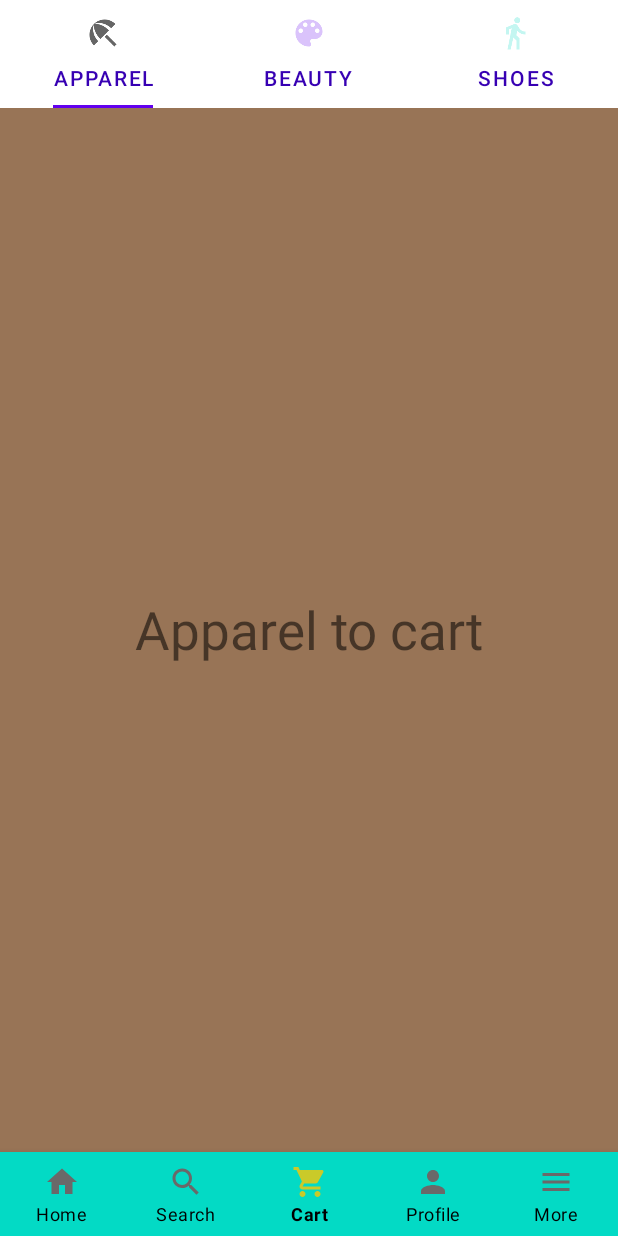
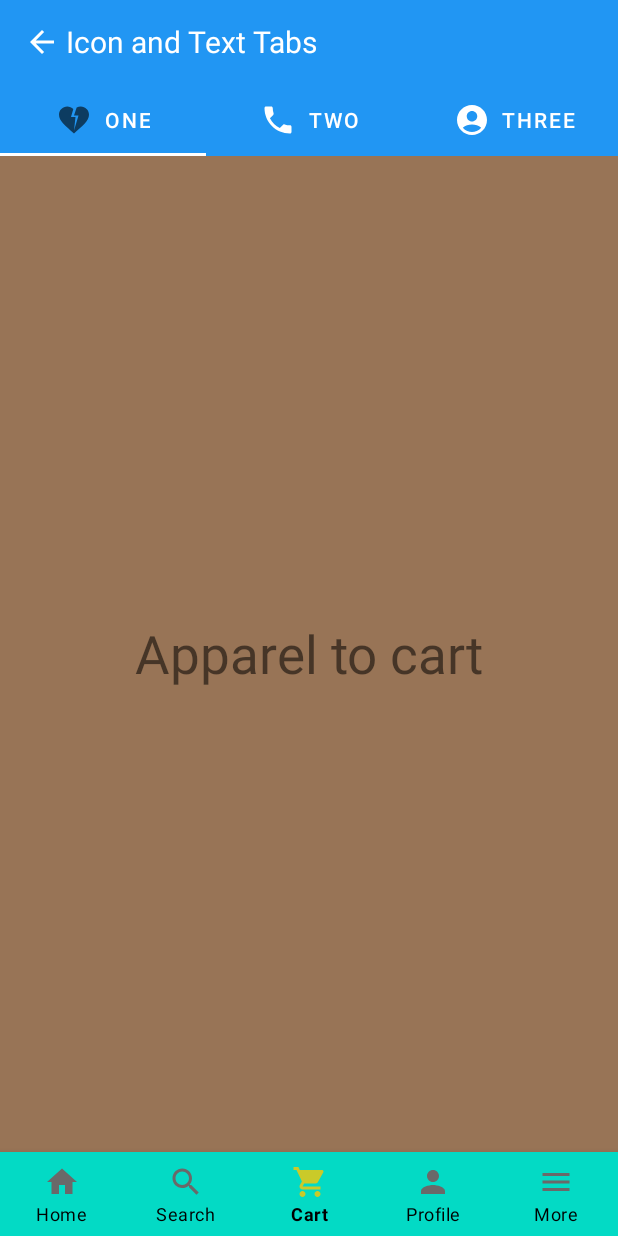
Before and after one commit to SBoyakhchyan/BottomNavBar, an Android app: the screen it shows after launch (MainActivity), item 3 of the bottom bar chosen, on a phone screen of 412 x 824 dp. Run offline under Robolectric (Android 15) with nearby library versions, the phone set to English and light mode, and no system bars.

Commit message:
new added tablayouts, and toolbar

```diff
--- a/app/src/main/AndroidManifest.xml
+++ b/app/src/main/AndroidManifest.xml
@@ -3,6 +3,7 @@
     package="com.example.bottomnavbar">
 
     <application
+
         android:allowBackup="true"
         android:icon="@mipmap/ic_launcher"
         android:label="@string/app_name"
--- a/app/src/main/java/com/example/bottomnavbar/MainActivity.kt
+++ b/app/src/main/java/com/example/bottomnavbar/MainActivity.kt
@@ -2,6 +2,7 @@ package com.example.bottomnavbar
 
 import android.os.Bundle
 import androidx.appcompat.app.AppCompatActivity
+import androidx.appcompat.widget.Toolbar
 import androidx.fragment.app.Fragment
 import com.example.bottomnavbar.fragments.*
 import com.google.android.material.bottomnavigation.BottomNavigationView
--- a/app/src/main/java/com/example/bottomnavbar/fragments/CartFragment.kt
+++ b/app/src/main/java/com/example/bottomnavbar/fragments/CartFragment.kt
@@ -28,7 +28,8 @@ class CartFragment : Fragment() {
         container: ViewGroup?,
         savedInstanceState: Bundle?
     ): View? {
-        val view = inflater.inflate(R.layout.fragment_cart, container, false)
+        //val view = inflater.inflate(R.layout.activity_main, container, false)
+        val view = inflater.inflate(R.layout.activity_main_new, container, false)
         return view
     }
 
@@ -41,47 +42,84 @@ class CartFragment : Fragment() {
     }
 
     private fun initView() {
-        tabLayout = requireView().findViewById(R.id.tl_fragment_tabs)
-        pager = requireView().findViewById(R.id.vp_fragment_viewpager)
+        tabLayout = requireView().findViewById(R.id.new_tab_layout)
+        pager = requireView().findViewById(R.id.new_view_pager)
     }
 
     private fun initTabLayout() {
         TabLayoutMediator(tabLayout, pager) { tab, position ->
             when (position) {
                 0 -> {
-                    tab.text = getString(R.string.tab_text_apparel)
-                    tab.setIcon(R.drawable.ic_apparel)
-                    tab.icon?.setTint(ContextCompat.getColor(requireContext(), R.color.teal_700))
+                    tab.text = getString(R.string.one_tab)
+                    tab.setIcon(R.drawable.ic_heart_broken)
+                    tab.icon?.setTint(ContextCompat.getColor(requireContext(), R.color.white))
                 }
                 1 -> {
-                    tab.text = getString(R.string.tab_text_beauty)
-                    tab.setIcon(R.drawable.ic_beauty)
-                    tab.icon?.setTint(ContextCompat.getColor(requireContext(), R.color.purple_500))
-                    tab.icon?.alpha = 60
+                    tab.text = getString(R.string.two_tab)
+                    tab.setIcon(R.drawable.ic_phone)
+                    tab.icon?.setTint(ContextCompat.getColor(requireContext(), R.color.white))
                 }
                 2 -> {
-                    tab.text = getString(R.string.tab_text_shoes)
-                    tab.setIcon(R.drawable.ic_shoes)
-                    tab.icon?.setTint(ContextCompat.getColor(requireContext(), R.color.teal_200))
-                    tab.icon?.alpha = 60
-
+                    tab.text = getString(R.string.three_tab)
+                    tab.setIcon(R.drawable.ic_account)
+                    tab.icon?.setTint(ContextCompat.getColor(requireContext(), R.color.white))
                 }
             }
         }.attach()
-
-        tabLayout.addOnTabSelectedListener(object : TabLayout.OnTabSelectedListener {
-            override fun onTabSelected(tab: TabLayout.Tab) {
-                tab.icon?.alpha = 250
-            }
-
-            override fun onTabUnselected(tab: TabLayout.Tab) {
-                tab.icon?.alpha = 60
-            }
-
-            override fun onTabReselected(tab: TabLayout.Tab?) {}
-
-        })
     }
+//second
+//    private fun initTabLayout() {
+//        TabLayoutMediator(tabLayout, pager) { tab, position ->
+//           when (position) {
+//               0 -> {
+//                   tab.text = getString(R.string.first_tab)
+//                }
+//                1 -> {
+//                    tab.text = getString(R.string.second_tab)
+//                                    }
+//                2 -> {
+//                    tab.text = getString(R.string.third_tab)
+//                }
+//            }
+//        }.attach()
+//    }
+// first
+//    private fun initTabLayout() {
+//        TabLayoutMediator(tabLayout, pager) { tab, position ->
+//            when (position) {
+//                0 -> {
+//                    tab.text = getString(R.string.tab_text_apparel)
+//                    tab.setIcon(R.drawable.ic_apparel)
+//                    tab.icon?.setTint(ContextCompat.getColor(requireContext(), R.color.teal_700))
+//                }
+//                1 -> {
+//                    tab.text = getString(R.string.tab_text_beauty)
+//                    tab.setIcon(R.drawable.ic_beauty)
+//                    tab.icon?.setTint(ContextCompat.getColor(requireContext(), R.color.purple_500))
+//                    tab.icon?.alpha = 60
+//                }
+//                2 -> {
+//                    tab.text = getString(R.string.tab_text_shoes)
+//                    tab.setIcon(R.drawable.ic_shoes)
+//                    tab.icon?.setTint(ContextCompat.getColor(requireContext(), R.color.teal_200))
+//                    tab.icon?.alpha = 60
+//                }
+//            }
+//        }.attach()
+//
+//        tabLayout.addOnTabSelectedListener(object : TabLayout.OnTabSelectedListener {
+//            override fun onTabSelected(tab: TabLayout.Tab) {
+//                tab.icon?.alpha = 250
+//            }
+//
+//            override fun onTabUnselected(tab: TabLayout.Tab) {
+//                tab.icon?.alpha = 60
+//            }
+//
+//            override fun onTabReselected(tab: TabLayout.Tab?) {}
+//
+//        })
+//    }
 
     private fun initPager() {
         adapter = SectionAdapter(childFragmentManager, lifecycle, list)
--- /dev/null
+++ b/app/src/main/res/drawable/ic_account.xml
@@ -0,0 +1,5 @@
+<vector android:height="24dp" android:tint="#FFFFFF"
+    android:viewportHeight="24" android:viewportWidth="24"
+    android:width="24dp" xmlns:android="http://schemas.android.com/apk/res/android">
+    <path android:fillColor="@android:color/white" android:pathData="M12,2C6.48,2 2,6.48 2,12s4.48,10 10,10s10,-4.48 10,-10S17.52,2 12,2zM12,6c1.93,0 3.5,1.57 3.5,3.5S13.93,13 12,13s-3.5,-1.57 -3.5,-3.5S10.07,6 12,6zM12,20c-2.03,0 -4.43,-0.82 -6.14,-2.88C7.55,15.8 9.68,15 12,15s4.45,0.8 6.14,2.12C16.43,19.18 14.03,20 12,20z"/>
+</vector>
--- /dev/null
+++ b/app/src/main/res/drawable/ic_arrow_back.xml
@@ -0,0 +1,5 @@
+<vector android:autoMirrored="true" android:height="24dp"
+    android:tint="#FFFFFF" android:viewportHeight="24"
+    android:viewportWidth="24" android:width="24dp" xmlns:android="http://schemas.android.com/apk/res/android">
+    <path android:fillColor="@android:color/white" android:pathData="M20,11H7.83l5.59,-5.59L12,4l-8,8 8,8 1.41,-1.41L7.83,13H20v-2z"/>
+</vector>
--- /dev/null
+++ b/app/src/main/res/drawable/ic_heart_broken.xml
@@ -0,0 +1,5 @@
+<vector android:height="24dp" android:tint="#FFFFFF"
+    android:viewportHeight="24" android:viewportWidth="24"
+    android:width="24dp" xmlns:android="http://schemas.android.com/apk/res/android">
+    <path android:fillColor="@android:color/white" android:pathData="M16.5,3c-0.96,0 -1.9,0.25 -2.73,0.69L12,9h3l-3,10l1,-9h-3l1.54,-5.39C10.47,3.61 9.01,3 7.5,3C4.42,3 2,5.42 2,8.5c0,4.13 4.16,7.18 10,12.5c5.47,-4.94 10,-8.26 10,-12.5C22,5.42 19.58,3 16.5,3z"/>
+</vector>
--- /dev/null
+++ b/app/src/main/res/drawable/ic_phone.xml
@@ -0,0 +1,5 @@
+<vector android:height="24dp" android:tint="#FFFFFF"
+    android:viewportHeight="24" android:viewportWidth="24"
+    android:width="24dp" xmlns:android="http://schemas.android.com/apk/res/android">
+    <path android:fillColor="@android:color/white" android:pathData="M6.62,10.79c1.44,2.83 3.76,5.14 6.59,6.59l2.2,-2.2c0.27,-0.27 0.67,-0.36 1.02,-0.24 1.12,0.37 2.33,0.57 3.57,0.57 0.55,0 1,0.45 1,1V20c0,0.55 -0.45,1 -1,1 -9.39,0 -17,-7.61 -17,-17 0,-0.55 0.45,-1 1,-1h3.5c0.55,0 1,0.45 1,1 0,1.25 0.2,2.45 0.57,3.57 0.11,0.35 0.03,0.74 -0.25,1.02l-2.2,2.2z"/>
+</vector>
--- /dev/null
+++ b/app/src/main/res/layout/activity_main_new.xml
@@ -0,0 +1,57 @@
+<?xml version="1.0" encoding="utf-8"?>
+<androidx.constraintlayout.widget.ConstraintLayout xmlns:android="http://schemas.android.com/apk/res/android"
+    xmlns:app="http://schemas.android.com/apk/res-auto"
+    android:layout_width="match_parent"
+    android:layout_height="match_parent"
+    android:background="#2BCCE8">
+
+    <androidx.appcompat.widget.Toolbar
+        android:id="@+id/my_toolbar"
+        android:layout_width="0dp"
+        android:layout_height="wrap_content"
+        android:background="@color/new_tab_layout_back"
+        app:layout_constraintLeft_toLeftOf="parent"
+        app:layout_constraintRight_toRightOf="parent"
+        app:layout_constraintTop_toTopOf="parent">
+
+        <androidx.appcompat.widget.AppCompatImageView
+            android:id="@+id/iv_back_arrow"
+            android:layout_width="wrap_content"
+            android:layout_height="wrap_content"
+            android:background="@drawable/ic_arrow_back" />
+
+        <TextView
+            android:id="@+id/tv_toolbar_title"
+            android:layout_width="wrap_content"
+            android:layout_height="wrap_content"
+            android:layout_marginStart="@dimen/dimens_20"
+            android:text="@string/icon_and_text_tabs"
+            android:textColor="@color/white"
+            android:textSize="@dimen/dimens_20sp" />
+
+    </androidx.appcompat.widget.Toolbar>
+
+
+    <com.google.android.material.tabs.TabLayout
+        android:id="@+id/new_tab_layout"
+        android:layout_width="0dp"
+        android:layout_height="wrap_content"
+        android:background="@color/purple_500"
+        app:layout_constraintEnd_toEndOf="parent"
+        app:layout_constraintStart_toStartOf="parent"
+        app:layout_constraintTop_toBottomOf="@id/my_toolbar"
+        app:tabBackground="@color/new_tab_layout_back"
+        app:tabIndicatorColor="@color/white"
+        app:tabInlineLabel="true"
+        app:tabTextColor="@color/white" />
+
+    <androidx.viewpager2.widget.ViewPager2
+        android:id="@+id/new_view_pager"
+        android:layout_width="0dp"
+        android:layout_height="0dp"
+        app:layout_constraintBottom_toBottomOf="parent"
+        app:layout_constraintEnd_toEndOf="parent"
+        app:layout_constraintStart_toStartOf="parent"
+        app:layout_constraintTop_toBottomOf="@id/new_tab_layout" />
+
+</androidx.constraintlayout.widget.ConstraintLayout>
--- a/app/src/main/res/layout/fragment_cart.xml
+++ b/app/src/main/res/layout/fragment_cart.xml
@@ -16,7 +16,8 @@
         app:layout_constraintTop_toTopOf="parent"
         app:tabTextColor="@color/purple_700"
         android:background="@color/white"
-        app:tabIndicatorFullWidth="false"/>
+        app:tabIndicatorFullWidth="false"
+        app:tabSelectedTextColor="@color/design_default_color_error" />
 
     <androidx.viewpager2.widget.ViewPager2
         android:id="@+id/vp_fragment_viewpager"
--- a/app/src/main/res/values/colors.xml
+++ b/app/src/main/res/values/colors.xml
@@ -9,4 +9,5 @@
     <color name="white">#FFFFFFFF</color>
     <color name="color_nav_icon">#6A6969</color>
     <color name="color_nav_icon_selected">#CACA29</color>
+    <color name="new_tab_layout_back">#2196F3</color>
 </resources>
--- /dev/null
+++ b/app/src/main/res/values/dimens.xml
@@ -0,0 +1,5 @@
+<?xml version="1.0" encoding="utf-8"?>
+<resources>
+    <dimen name="dimens_20sp">20sp</dimen>
+    <dimen name="dimens_20">20dp</dimen>
+</resources>
--- a/app/src/main/res/values/strings.xml
+++ b/app/src/main/res/values/strings.xml
@@ -13,4 +13,12 @@
     <string name="tab_text_apparel">Apparel</string>
     <string name="tab_text_beauty">Beauty</string>
     <string name="tab_text_shoes">Shoes</string>
+    <string name="first_tab">first</string>
+    <string name="second_tab">second</string>
+    <string name="third_tab">third</string>
+    <string name="one_tab">one</string>
+    <string name="two_tab">two</string>
+    <string name="three_tab">three</string>
+    <string name="icon_and_text_tabs">Icon and Text Tabs</string>
+
 </resources>
--- a/app/src/main/res/values/themes.xml
+++ b/app/src/main/res/values/themes.xml
@@ -2,7 +2,7 @@
     <!-- Base application theme. -->
     <style name="Theme.BottomNavBar" parent="Theme.MaterialComponents.DayNight.DarkActionBar">
         <!-- Primary brand color. -->
-        <item name="colorPrimary">@color/purple_500</item>
+        <item name="colorPrimary">#2196F3</item>
         <item name="colorPrimaryVariant">@color/purple_700</item>
         <item name="colorOnPrimary">@color/white</item>
         <!-- Secondary brand color. -->
```
